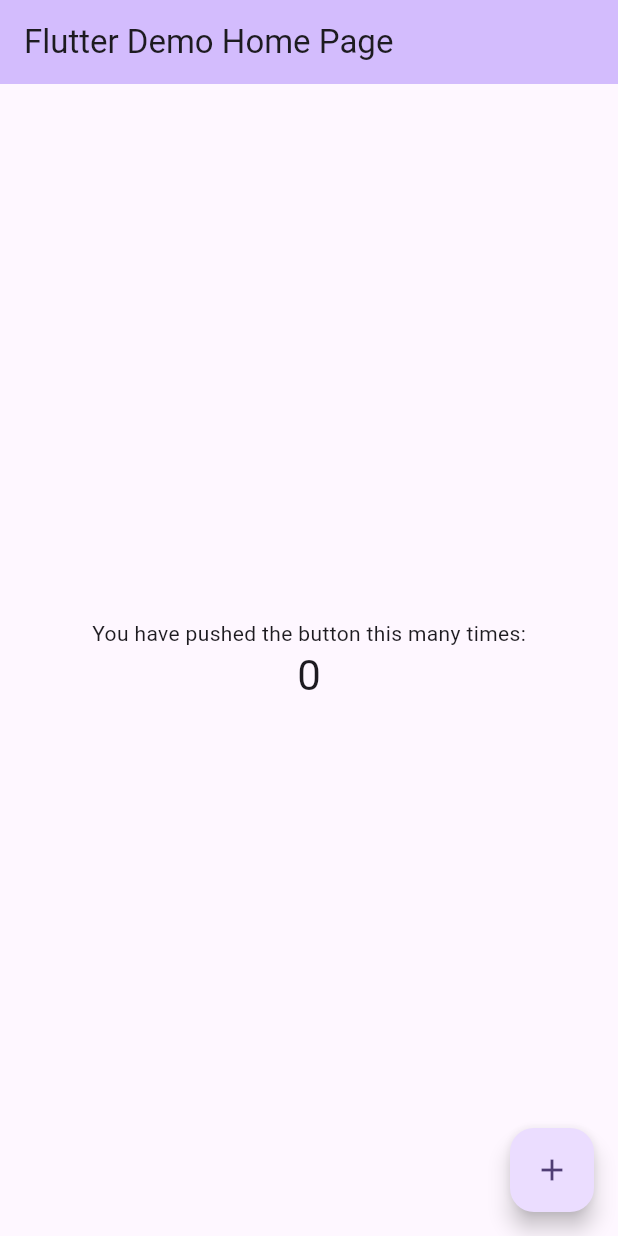
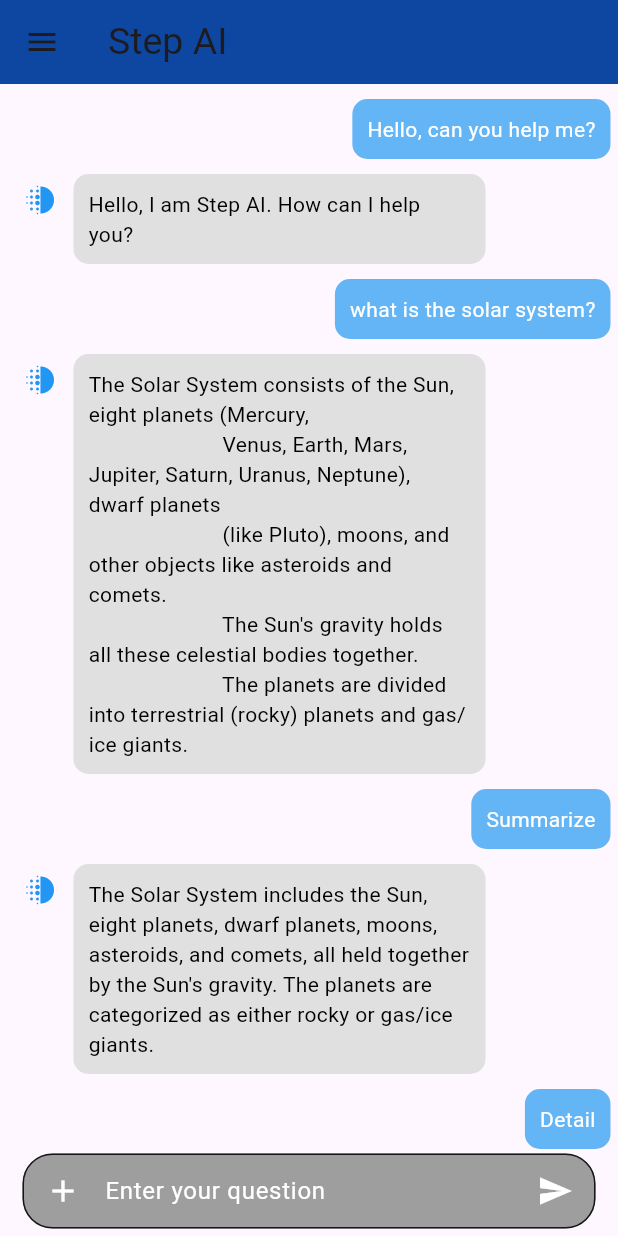
Before and after one commit to LeHuuTri-186/STEP-AI, a Flutter app: the screen it shows after launch, on a phone screen of 412 x 824 dp. Run offline on Flutter 3.47's test engine with Material 3 defaults, Android fonts, the phone set to English and light mode, and no system bars.

Commit message:
Upload Basic Chat UI and Drawer
- Upload màn hình UI chat gồm màn hình Chat cơ bản và thanh chatBar
- Drawer gồm có
   + Thanh tìm kiếm để có thể tìm kiếm các con Bots và Histories.
   + Các con Bots (chatGPT, Email, Gemini) để người dùng lựa chọn.
   + Histories các cuộc trò chuyện.
   + Account
- Chú ý: Chưa định dạng màu sắc, cỡ chữ tương ứng.

```diff
--- /dev/null
+++ b/step_ai/lib/components/chatBar.dart
@@ -0,0 +1,122 @@
+import 'package:flutter/material.dart';
+
+class ChatBar extends StatefulWidget {
+  const ChatBar({super.key});
+
+  @override
+  _ChatBarState createState() => _ChatBarState();
+}
+
+class _ChatBarState extends State<ChatBar> {
+  bool _showIcons = false;
+  final TextEditingController _controller = TextEditingController();
+
+  @override
+  void initState() {
+    super.initState();
+    _controller.addListener(onTextChanged);
+  }
+
+  @override
+  void dispose() {
+    _controller.removeListener(onTextChanged);
+    _controller.dispose();
+    super.dispose();
+  }
+
+  //Event to display/hide the accessibility icons
+  void onTextChanged() {
+    if (_controller.text.isNotEmpty && _showIcons) {
+      setState(() {
+        _showIcons = false;
+      });
+    }
+  }
+
+  void _toggleIcons() {
+    setState(() {
+      _showIcons = !_showIcons;
+    });
+  }
+
+  @override
+  Widget build(BuildContext context) {
+    return Container(
+      padding: const EdgeInsets.symmetric(horizontal: 2),
+      margin: const EdgeInsets.symmetric(horizontal: 10),
+      decoration: BoxDecoration(
+        color: Colors.grey[500],
+        border: Border.all(
+            color: Colors.black87, width: 1),
+        borderRadius: BorderRadius.circular(20),
+      ),
+      child: Row(
+        children: [
+          //show icon "add" to display the other accessibility icons
+          if (!_showIcons)
+            IconButton(
+              padding: const EdgeInsets.all(2),
+              icon: const Icon(
+                Icons.add,
+                color: Colors.white,
+              ),
+              onPressed: _toggleIcons,
+            ),
+          //show the other accessibility icons
+          if (_showIcons) ...[
+            //Icon camera
+            IconButton(
+              icon: const Icon(
+                Icons.camera_alt_rounded,
+                size: 20,
+                color: Colors.white,
+              ),
+              onPressed: () {},
+            ),
+            //Icon photo
+            IconButton(
+              icon: const Icon(
+                Icons.photo,
+                size: 20,
+                color: Colors.white,
+              ),
+              onPressed: () {},
+            ),
+            //Icon file
+            IconButton(
+              icon: const Icon(
+                Icons.attach_file,
+                size: 20,
+                color: Colors.white,
+              ),
+              onPressed: () {},
+            ),
+          ],
+
+          const SizedBox(width: 4),
+          //TextField to chat
+          Expanded(
+            child: TextField(
+              controller: _controller,
+              style: const TextStyle(color: Colors.white),
+              decoration: const InputDecoration(
+                hintText: 'Enter your question',
+                hintStyle: TextStyle(color: Colors.white),
+                border: InputBorder.none,
+              ),
+            ),
+          ),
+          const SizedBox(width: 4),
+          //Icon send
+          IconButton(
+              padding: const EdgeInsets.all(2),
+              icon: const Icon(
+                Icons.send,
+                color: Colors.white,
+              ),
+              onPressed: () {})
+        ],
+      ),
+    );
+  }
+}
--- /dev/null
+++ b/step_ai/lib/components/messageTile.dart
@@ -0,0 +1,47 @@
+import 'package:flutter/material.dart';
+
+class MessageTile extends StatelessWidget {
+  final bool isAI;
+  final String message;
+  final IconData? iconSendObject;
+
+  const MessageTile({
+    Key? key,
+    required this.isAI,
+    required this.message,
+    this.iconSendObject,
+  }) : super(key: key);
+
+  @override
+  Widget build(BuildContext context) {
+    return Row(
+      mainAxisAlignment: isAI ? MainAxisAlignment.start : MainAxisAlignment.end,
+      crossAxisAlignment: CrossAxisAlignment.start,
+      children: [
+        if (isAI && iconSendObject != null)
+          Padding(
+            padding: const EdgeInsets.all(10.0),
+            child: Icon(iconSendObject, color: Colors.blue),
+          ),
+
+        Container(
+          constraints: BoxConstraints(
+            maxWidth: MediaQuery.of(context).size.width * 2 / 3,
+          ),
+          padding: const EdgeInsets.all(10),
+          margin: const EdgeInsets.symmetric(vertical: 5),
+          decoration: BoxDecoration(
+            color: isAI ? Colors.grey[300] : Colors.blue[300],
+            borderRadius: BorderRadius.circular(10),
+          ),
+          child: Text(
+            message,
+            style: TextStyle(
+              color: isAI ? Colors.black : Colors.white,
+            ),
+          ),
+        ),
+      ],
+    );
+  }
+}
--- a/step_ai/lib/main.dart
+++ b/step_ai/lib/main.dart
@@ -1,4 +1,8 @@
 import 'package:flutter/material.dart';
+import 'package:step_ai/components/chatBar.dart';
+import 'package:step_ai/pages/chatPage.dart';
+
+import 'components/historyDrawer.dart';
 
 void main() {
   runApp(const MyApp());
@@ -7,119 +11,22 @@ void main() {
 class MyApp extends StatelessWidget {
   const MyApp({super.key});
 
-  // This widget is the root of your application.
   @override
   Widget build(BuildContext context) {
     return MaterialApp(
-      title: 'Flutter Demo',
+      title: 'Step AI',
       theme: ThemeData(
-        // This is the theme of your application.
-        //
-        // TRY THIS: Try running your application with "flutter run". You'll see
-        // the application has a purple toolbar. Then, without quitting the app,
-        // try changing the seedColor in the colorScheme below to Colors.green
-        // and then invoke "hot reload" (save your changes or press the "hot
-        // reload" button in a Flutter-supported IDE, or press "r" if you used
-        // the command line to start the app).
-        //
-        // Notice that the counter didn't reset back to zero; the application
-        // state is not lost during the reload. To reset the state, use hot
-        // restart instead.
-        //
-        // This works for code too, not just values: Most code changes can be
-        // tested with just a hot reload.
-        colorScheme: ColorScheme.fromSeed(seedColor: Colors.deepPurple),
-        useMaterial3: true,
+        primarySwatch: Colors.blue,
       ),
-      home: const MyHomePage(title: 'Flutter Demo Home Page'),
+      debugShowCheckedModeBanner: false,
+      home: Scaffold(
+        drawer: HistoryDrawer(),
+        appBar: AppBar(
+          title: const Text('Step AI',style: TextStyle(fontSize: 25),),
+          backgroundColor: Colors.blue[900],
+        ),
+        body: const ChatPage(),
+      ),
     );
   }
 }
-
-class MyHomePage extends StatefulWidget {
-  const MyHomePage({super.key, required this.title});
-
-  // This widget is the home page of your application. It is stateful, meaning
-  // that it has a State object (defined below) that contains fields that affect
-  // how it looks.
-
-  // This class is the configuration for the state. It holds the values (in this
-  // case the title) provided by the parent (in this case the App widget) and
-  // used by the build method of the State. Fields in a Widget subclass are
-  // always marked "final".
-
-  final String title;
-
-  @override
-  State<MyHomePage> createState() => _MyHomePageState();
-}
-
-class _MyHomePageState extends State<MyHomePage> {
-  int _counter = 0;
-
-  void _incrementCounter() {
-    setState(() {
-      // This call to setState tells the Flutter framework that something has
-      // changed in this State, which causes it to rerun the build method below
-      // so that the display can reflect the updated values. If we changed
-      // _counter without calling setState(), then the build method would not be
-      // called again, and so nothing would appear to happen.
-      _counter++;
-    });
-  }
-
-  @override
-  Widget build(BuildContext context) {
-    // This method is rerun every time setState is called, for instance as done
-    // by the _incrementCounter method above.
-    //
-    // The Flutter framework has been optimized to make rerunning build methods
-    // fast, so that you can just rebuild anything that needs updating rather
-    // than having to individually change instances of widgets.
-    return Scaffold(
-      appBar: AppBar(
-        // TRY THIS: Try changing the color here to a specific color (to
-        // Colors.amber, perhaps?) and trigger a hot reload to see the AppBar
-        // change color while the other colors stay the same.
-        backgroundColor: Theme.of(context).colorScheme.inversePrimary,
-        // Here we take the value from the MyHomePage object that was created by
-        // the App.build method, and use it to set our appbar title.
-        title: Text(widget.title),
-      ),
-      body: Center(
-        // Center is a layout widget. It takes a single child and positions it
-        // in the middle of the parent.
-        child: Column(
-          // Column is also a layout widget. It takes a list of children and
-          // arranges them vertically. By default, it sizes itself to fit its
-          // children horizontally, and tries to be as tall as its parent.
-          //
-          // Column has various properties to control how it sizes itself and
-          // how it positions its children. Here we use mainAxisAlignment to
-          // center the children vertically; the main axis here is the vertical
-          // axis because Columns are vertical (the cross axis would be
-          // horizontal).
-          //
-          // TRY THIS: Invoke "debug painting" (choose the "Toggle Debug Paint"
-          // action in the IDE, or press "p" in the console), to see the
-          // wireframe for each widget.
-          mainAxisAlignment: MainAxisAlignment.center,
-          children: <Widget>[
-            const Text(
-              'You have pushed the button this many times:',
-            ),
-            Text(
-              '$_counter',
-              style: Theme.of(context).textTheme.headlineMedium,
-            ),
-          ],
-        ),
-      ),
-      floatingActionButton: FloatingActionButton(
-        onPressed: _incrementCounter,
-        tooltip: 'Increment',
-        child: const Icon(Icons.add),
-      ), // This trailing comma makes auto-formatting nicer for build methods.
-    );
-  }
-}
--- /dev/null
+++ b/step_ai/lib/pages/chatPage.dart
@@ -0,0 +1,65 @@
+import 'package:flutter/material.dart';
+import 'package:step_ai/components/messageTile.dart';
+
+import '../components/chatBar.dart';
+
+class ChatPage extends StatelessWidget {
+  const ChatPage({super.key});
+
+  @override
+  Widget build(BuildContext context) {
+    return Padding(
+        padding: const EdgeInsets.all(5),
+        child: Column(
+          children: [
+            Expanded(
+                child: ListView(
+              children: const [
+                MessageTile(isAI: false, message: "Hello, can you help me?"),
+                //demo for AI icon: deblur
+                MessageTile(
+                    iconSendObject: Icons.deblur,
+                    isAI: true,
+                    message: "Hello, I am Step AI. How can I help you?"),
+
+                MessageTile(isAI: false, message: "what is the solar system?"),
+                //demo for AI icon: deblur
+                MessageTile(
+                    iconSendObject: Icons.deblur,
+                    isAI: true,
+                    message:
+                        """The Solar System consists of the Sun, eight planets (Mercury,
+                        Venus, Earth, Mars, Jupiter, Saturn, Uranus, Neptune), dwarf planets
+                        (like Pluto), moons, and other objects like asteroids and comets.
+                        The Sun's gravity holds all these celestial bodies together.
+                        The planets are divided into terrestrial (rocky) planets and gas/ice giants."""),
+
+                MessageTile(isAI: false, message: "Summarize"),
+                //demo for AI icon: deblur
+                MessageTile(
+                    iconSendObject: Icons.deblur,
+                    isAI: true,
+                    message:
+                        "The Solar System includes the Sun, eight planets, dwarf planets, moons, asteroids, and comets, all held together by the Sun's gravity. The planets are categorized as either rocky or gas/ice giants."),
+                MessageTile(isAI: false, message: "Detail"),
+                //demo for AI icon: deblur
+                MessageTile(
+                    iconSendObject: Icons.deblur,
+                    isAI: true,
+                    message: """Terrestrial planets (rocky planets):
+                              Mercury: The smallest planet, closest to the Sun, with a very thin atmosphere.
+                              Venus: Similar in size to Earth but with a thick atmosphere and extreme surface temperatures.
+                              Earth: The only planet known to support life, with water, land, and a diverse atmosphere.
+                              Mars: Known as the "Red Planet" because of its iron oxide surface, with a thin atmosphere and evidence of water ice.
+                              Gas giants and ice giants:
+                              Jupiter: The largest planet, with a thick atmosphere of hydrogen and helium, known for its Great Red Spot.
+                              Saturn: Famous for its spectacular ring system, also primarily composed of hydrogen and helium.
+                              Uranus: An ice giant with a blue-green color due to methane in its atmosphere, rotating on its side.
+                              Neptune: The farthest planet from the Sun, an ice giant with strong winds and a deep blue color."""),
+              ],
+            )),
+            const ChatBar(),
+          ],
+        ));
+  }
+}
```
Also changed, not shown: step_ai/lib/components/historyDrawer.dart (added, +106 -0 lines).
